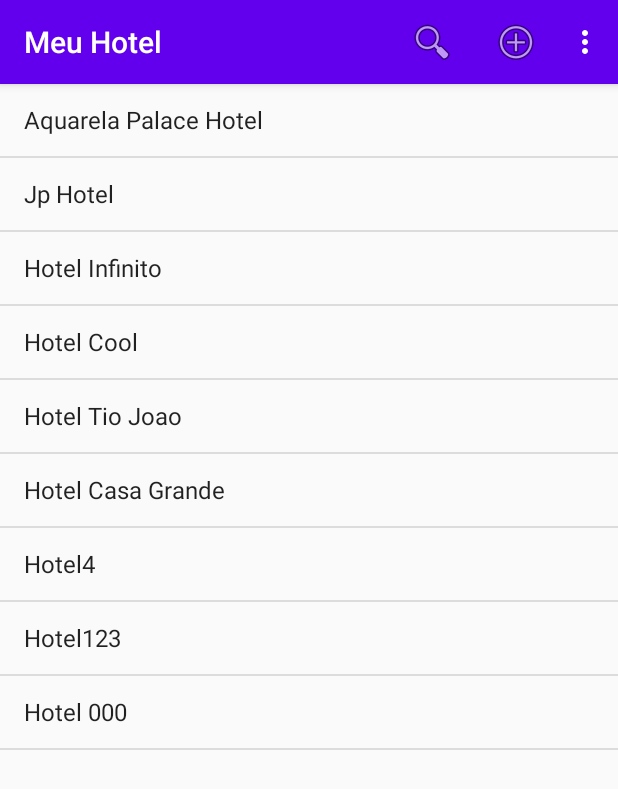
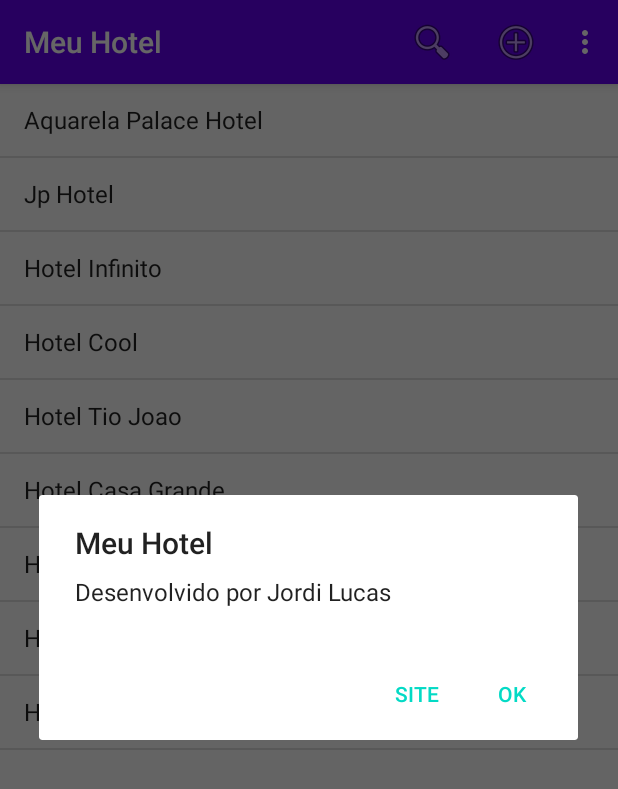
Before and after one commit to jordilucas/meu-hotel, an Android app: the screen it shows after launch (HotelActivity), in the options menu, after a tap on "Info", on a phone screen of 412 x 824 dp. Shown: the top 789 px of the screen. Run offline under Robolectric (Android 15) with nearby library versions, the phone set to English and light mode, and no system bars.

Commit message:
Implementacao do dialog about

```diff
--- a/app/src/main/java/com/jordilucas/meuhotel/HotelActivity.kt
+++ b/app/src/main/java/com/jordilucas/meuhotel/HotelActivity.kt
@@ -9,6 +9,7 @@ import android.view.MenuItem
 import android.view.View
 import androidx.appcompat.widget.SearchView
 import com.jordilucas.meuhotel.data.Hotel
+import com.jordilucas.meuhotel.dialogs.AboutDialogFragment
 import com.jordilucas.meuhotel.fragments.HotelDetailsFragment
 import com.jordilucas.meuhotel.fragments.HotelListFragment
 
@@ -56,6 +57,10 @@ class HotelActivity : AppCompatActivity(), HotelListFragment.OnHotelClickListene
     }
 
     override fun onOptionsItemSelected(item: MenuItem): Boolean {
+        when(item?.itemId){
+            R.id.action_info ->
+                AboutDialogFragment().show(supportFragmentManager, "sobre")
+        }
         return super.onOptionsItemSelected(item)
     }
 
--- /dev/null
+++ b/app/src/main/java/com/jordilucas/meuhotel/dialogs/AboutDialogFragment.kt
@@ -0,0 +1,29 @@
+package com.jordilucas.meuhotel.dialogs
+
+import android.app.AlertDialog
+import android.app.Dialog
+import android.content.DialogInterface
+import android.content.Intent
+import android.net.Uri
+import android.os.Bundle
+import androidx.fragment.app.DialogFragment
+import com.jordilucas.meuhotel.R
+
+class AboutDialogFragment : DialogFragment() {
+
+    override fun onCreateDialog(savedInstanceState: Bundle?): Dialog {
+        val listener = DialogInterface.OnClickListener {  _,i ->
+            if(i == DialogInterface.BUTTON_NEGATIVE){
+                val intent = Intent(Intent.ACTION_VIEW, Uri.parse("http://www.jordilucas.com.br"));
+                startActivity(intent)
+            }
+        }
+        return AlertDialog.Builder(requireContext())
+            .setTitle(R.string.about_title)
+            .setMessage(R.string.about_message)
+            .setPositiveButton(android.R.string.ok,null)
+            .setNegativeButton(R.string.about_button_site, listener)
+            .create()
+    }
+
+}
--- a/app/src/main/res/values/strings.xml
+++ b/app/src/main/res/values/strings.xml
@@ -5,4 +5,7 @@
     <string name="action_new_hotel">Novo Hotel</string>
     <string name="action_info">Info</string>
     <string name="hint_search">Procurar por Hotel</string>
+    <string name="about_title">Meu Hotel</string>
+    <string name="about_message">Desenvolvido por Jordi Lucas</string>
+    <string name="about_button_site">Site</string>
 </resources>
```
